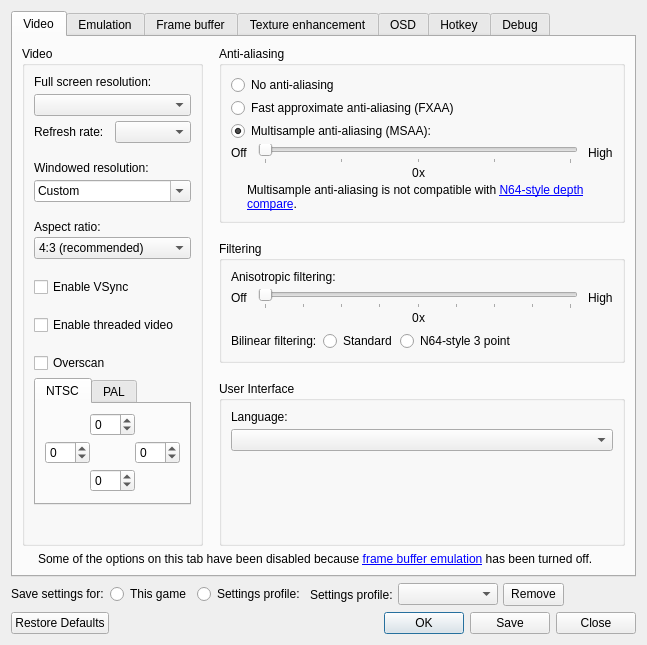
Old version of the form src/GLideNUI/configDialog.ui in the repository gonetz/GLideN64.
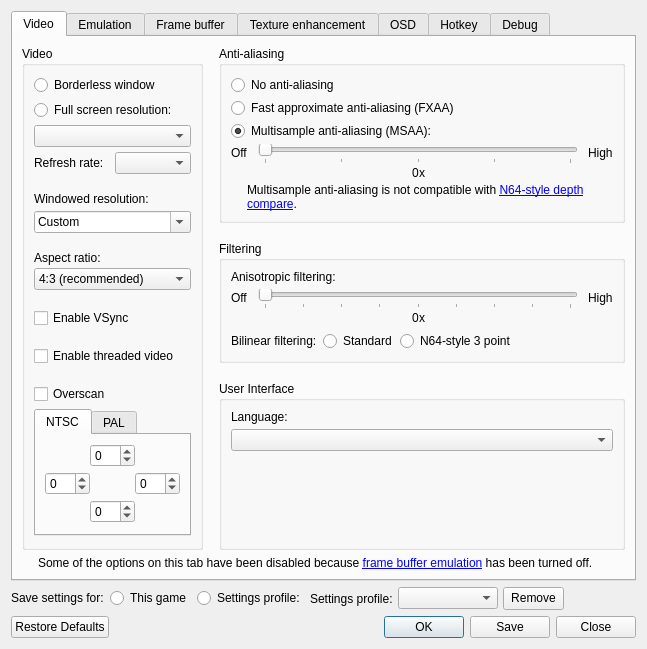
New version of the form. Icons and pictures are not drawn.

Commit message: Support Borderless windowed mode.

```diff
--- a/src/GLideNUI/configDialog.ui
+++ b/src/GLideNUI/configDialog.ui
@@ -76,7 +76,14 @@
                 <number>0</number>
                </property>
                <item>
-                <widget class="QLabel" name="fullScreenResolutionLabel">
+                <widget class="QRadioButton" name="borderlessRadioButton">
+                 <property name="text">
+                  <string>Borderless window</string>
+                 </property>
+                </widget>
+               </item>
+               <item>
+                <widget class="QRadioButton" name="fullScreenRadioButton">
                  <property name="text">
                   <string>Full screen resolution:</string>
                  </property>
```
Left out of the diff: 18 changed lines with no effect on the pictures. The commit also changes 7 other files.
